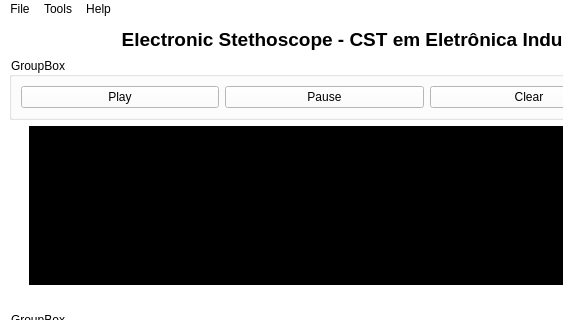
This is main.ui in Tarsisnbs/App_Estetoscopio as Qt 5 draws it before an edit; both pictures show x 0 to 563 and y 0 to 320 of the 853 by 590 pixel window. The edited form follows.
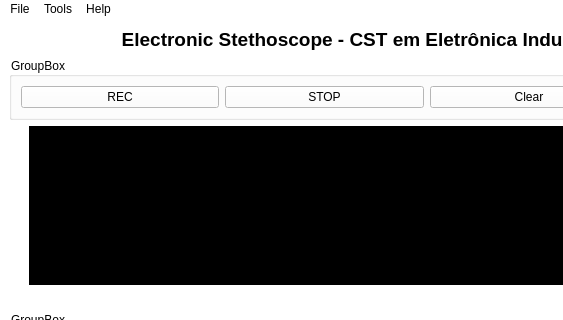
This is the edited form.

Commit message: Imp.Registrador II

What changed in the file:
```diff
--- a/main.ui
+++ b/main.ui
@@ -62,14 +62,14 @@
           <bool>true</bool>
          </property>
          <property name="text">
-          <string>Play</string>
+          <string>REC</string>
          </property>
         </widget>
        </item>
        <item row="0" column="1">
         <widget class="QPushButton" name="pushButton_2">
          <property name="text">
-          <string>Pause</string>
+          <string>STOP</string>
          </property>
         </widget>
        </item>
```
The commit also changes 1 other file.
